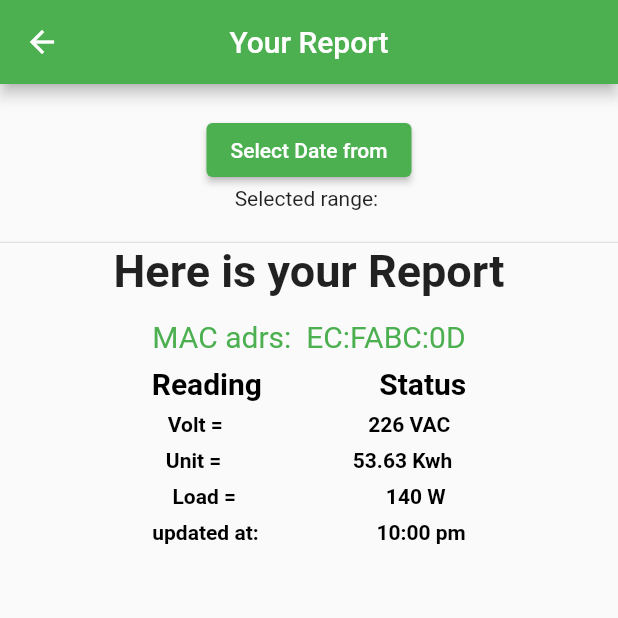
After one commit to HamzaRauf87/electric_pcb, a Flutter app: the ReportPage screen opened directly, on a phone screen of 412 x 824 dp, the top half of it. The commit adds this screen. Run offline on Flutter 3.47's test engine with Material 2 defaults, Android fonts, the phone set to English and light mode, and no system bars; our stand-ins replace syncfusion_flutter_datepicker.

Commit message:
calender added

```diff
--- a/lib/Screens/item.dart
+++ b/lib/Screens/item.dart
@@ -1,5 +1,4 @@
 // stores ExpansionPanel state information
-import 'package:flutter/material.dart';
 
 class Item {
   Item({
--- /dev/null
+++ b/lib/Screens/report_page.dart
@@ -0,0 +1,223 @@
+// ignore_for_file: unused_local_variable
+
+import 'package:flutter/cupertino.dart';
+import 'package:flutter/material.dart';
+import 'package:intl/intl.dart';
+import 'package:syncfusion_flutter_datepicker/datepicker.dart';
+
+class ReportPage extends StatefulWidget {
+  const ReportPage({Key? key}) : super(key: key);
+
+  @override
+  _ReportPageState createState() => _ReportPageState();
+}
+
+class _ReportPageState extends State<ReportPage> {
+  @override
+  Widget build(BuildContext context) {
+    return Scaffold(
+      appBar: AppBar(
+        title: const Text("Your Report"),
+        centerTitle: true,
+      ),
+      body: Column(
+        // mainAxisAlignment: MainAxisAlignment.center,
+        crossAxisAlignment: CrossAxisAlignment.start,
+        children: [
+          const SizedBox(
+            height: 20,
+          ),
+          Center(
+            child: ElevatedButton(
+                onPressed: () {
+                  showDialog<Widget>(
+                      context: context,
+                      builder: (BuildContext context) {
+                        return selectdate();
+                      });
+                },
+                child: const Text("Select Date from")),
+          ),
+          Center(
+            child: Text('Selected range: ' + _range),
+          ),
+          const SizedBox(
+            height: 20,
+          ),
+          const Divider(
+            height: 3,
+          ),
+          const Center(
+              child: Text(
+            "Here is your Report",
+            style: TextStyle(fontSize: 30, fontWeight: FontWeight.bold),
+          )),
+          Padding(
+            padding: const EdgeInsets.all(15.0),
+            child: Column(
+              children: [
+                const Text(
+                  "MAC adrs:  EC:FABC:0D",
+                  style: TextStyle(color: Colors.green, fontSize: 20),
+                ),
+                Padding(
+                  padding: const EdgeInsets.all(8.0),
+                  child: Row(
+                    children: const [
+                      Spacer(),
+                      Text(
+                        "Reading",
+                        style: TextStyle(
+                            color: Colors.black,
+                            fontWeight: FontWeight.bold,
+                            fontSize: 20),
+                      ),
+                      Spacer(),
+                      Text(
+                        "Status",
+                        style: TextStyle(
+                            color: Colors.black,
+                            fontWeight: FontWeight.bold,
+                            fontSize: 20),
+                      ),
+                      Spacer()
+                    ],
+                  ),
+                ),
+                Row(
+                  children: const [
+                    Spacer(),
+                    Text(
+                      "Volt =",
+                      style: TextStyle(
+                          color: Colors.black, fontWeight: FontWeight.bold),
+                    ),
+                    Spacer(),
+                    Text(
+                      "226 VAC",
+                      style: TextStyle(
+                          color: Colors.black, fontWeight: FontWeight.bold),
+                    ),
+                    Spacer()
+                  ],
+                ),
+                Padding(
+                  padding: const EdgeInsets.all(8.0),
+                  child: Row(
+                    children: const [
+                      Spacer(),
+                      Text(
+                        "Unit =",
+                        style: TextStyle(
+                            color: Colors.black, fontWeight: FontWeight.bold),
+                      ),
+                      Spacer(),
+                      Text(
+                        "53.63 Kwh",
+                        style: TextStyle(
+                            color: Colors.black, fontWeight: FontWeight.bold),
+                      ),
+                      Spacer()
+                    ],
+                  ),
+                ),
+                Row(
+                  children: const [
+                    Spacer(),
+                    Text(
+                      "Load =",
+                      style: TextStyle(
+                          color: Colors.black, fontWeight: FontWeight.bold),
+                    ),
+                    Spacer(),
+                    Text(
+                      "140 W",
+                      style: TextStyle(
+                          color: Colors.black, fontWeight: FontWeight.bold),
+                    ),
+                    Spacer()
+                  ],
+                ),
+                Padding(
+                  padding: const EdgeInsets.all(8.0),
+                  child: Row(
+                    children: const [
+                      Spacer(),
+                      Text(
+                        "updated at:",
+                        style: TextStyle(
+                            color: Colors.black, fontWeight: FontWeight.bold),
+                      ),
+                      Spacer(),
+                      Text(
+                        "10:00 pm",
+                        style: TextStyle(
+                            color: Colors.black, fontWeight: FontWeight.bold),
+                      ),
+                      Spacer()
+                    ],
+                  ),
+                ),
+              ],
+            ),
+          ),
+        ],
+      ),
+    );
+  }
+
+  // ignore: unused_field
+  String _selectedDate = '';
+  // ignore: unused_field
+  String _dateCount = '';
+  String _range = '';
+  // ignore: unused_field
+  String _rangeCount = '';
+
+  void _onSelectionChanged(DateRangePickerSelectionChangedArgs args) {
+    setState(() {
+      if (args.value is PickerDateRange) {
+        _range =
+            DateFormat('dd/MM/yyyy').format(args.value.startDate).toString() +
+                ' - ' +
+                DateFormat('dd/MM/yyyy')
+                    .format(args.value.endDate ?? args.value.startDate)
+                    .toString();
+      } else if (args.value == null) {
+        // ignore: unnecessary_null_comparison
+        _range == null;
+      } else if (args.value is DateTime) {
+        _selectedDate = args.value.toString();
+      } else if (args.value is List<DateTime>) {
+        _dateCount = args.value.length.toString();
+      } else {
+        _rangeCount = args.value.length.toString();
+      }
+    });
+  }
+
+  selectdate() {
+    return SfDateRangePicker(
+      onSelectionChanged: _onSelectionChanged,
+      startRangeSelectionColor: Colors.green,
+      rangeSelectionColor: Colors.green[200],
+      selectionMode: DateRangePickerSelectionMode.multiple,
+      cancelText: 'Cancel',
+      confirmText: 'Ok',
+      backgroundColor: Colors.white,
+      endRangeSelectionColor: Colors.green,
+      showActionButtons: true,
+      onSubmit: (Object value) {
+        Navigator.pop(context);
+        // ignore: avoid_print
+        print(value);
+      },
+      onCancel: () {
+        Navigator.pop(context);
+      },
+      initialSelectedRange: PickerDateRange(
+          DateTime.now().subtract(const Duration(days: 4)),
+          DateTime.now().add(const Duration(days: 3))),
+    );
+  }
+}
--- a/lib/main.dart
+++ b/lib/main.dart
@@ -2,7 +2,6 @@ import 'package:flutter/cupertino.dart';
 import 'package:flutter/material.dart';
 
 import 'Screens/homepage.dart';
-import 'Screens/item.dart';
 
 void main() {
   runApp(const MyApp());
```
Also changed, not shown: lib/Screens/expansion_panel.dart (deleted, +0 -93 lines), lib/Screens/homepage.dart (+6 -4 lines), lib/Screens/item_model.dart (deleted, +0 -16 lines), lib/Screens/selectdate.dart (deleted, +0 -80 lines), 1 other file.
